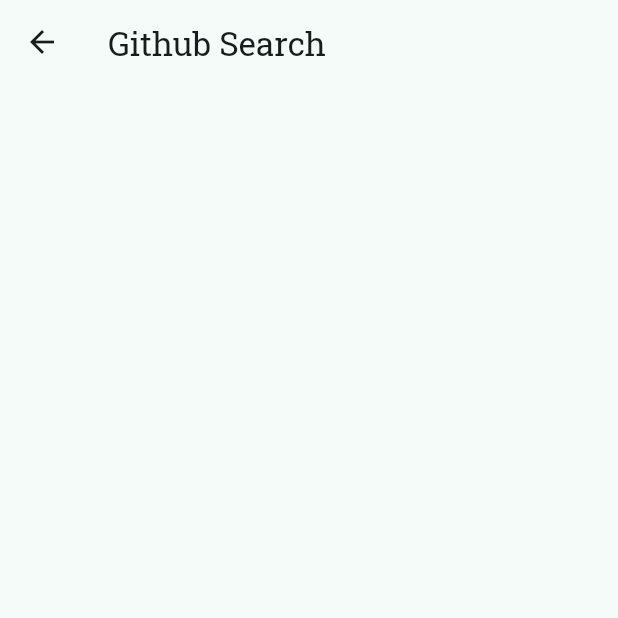
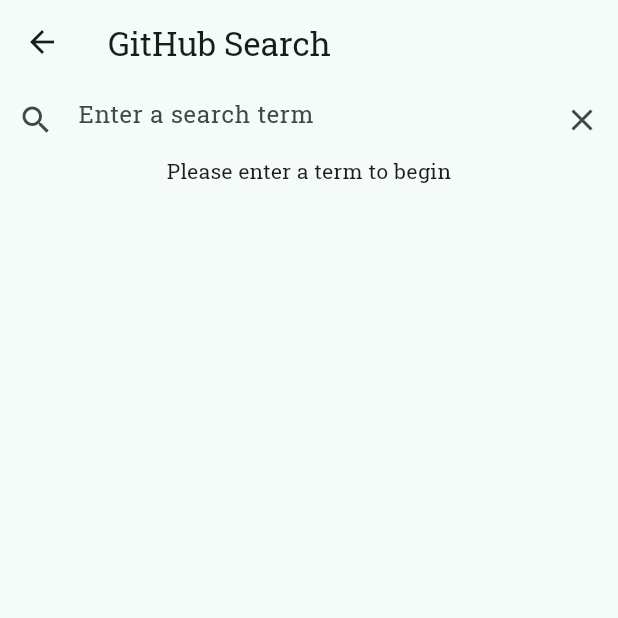
Before and after one commit to MagentaII/Flutter_Magenta, a Flutter app: the GithubSearchView screen opened directly, on a phone screen of 412 x 824 dp, the top half of it. Run offline on Flutter 3.47's test engine with Material 3 defaults, Android fonts, the phone set to English and light mode, and no system bars; our stand-ins replace bloc, equatable, flutter_bloc, google_fonts, stream_transform.

Commit message:
Implement GithubSearchView with search functionality and results display
- Added _GithubSearchBar for handling search input
- Added _GithubSearchBody for managing search state and displaying results
- Implemented _SearchResults and _SearchResultItem for rendering search results
- Integrated Bloc for managing search state

```diff
--- a/lib/screens/github_search/blocs/github_search_bloc.dart
+++ b/lib/screens/github_search/blocs/github_search_bloc.dart
@@ -1,16 +1,21 @@
 import 'package:bloc/bloc.dart';
 import 'package:equatable/equatable.dart';
 import 'package:github_repository/github_repository.dart';
+import 'package:stream_transform/stream_transform.dart';
+part 'github_search_event.dart';
+part 'github_search_state.dart';
 
-part 'github_search_event.dart';
+const _duration = Duration(milliseconds: 300);
 
-part 'github_search_state.dart';
+EventTransformer<Event> debounce<Event>(Duration duration) {
+  return (events, mapper) => events.debounce(duration).switchMap(mapper);
+}
 
 class GithubSearchBloc extends Bloc<GithubSearchEvent, GithubSearchState> {
   final GithubRepository repository;
 
   GithubSearchBloc({required this.repository}) : super(SearchStateEmpty()) {
-    on<TextChanged>(_onTextChanged);
+    on<TextChanged>(_onTextChanged, transformer: debounce(_duration));
   }
 
   Future<void> _onTextChanged(
--- a/lib/screens/github_search/views/github_search_view.dart
+++ b/lib/screens/github_search/views/github_search_view.dart
@@ -1,19 +1,88 @@
 import 'package:flutter/material.dart';
+import 'package:flutter_bloc/flutter_bloc.dart';
+import '../blocs/github_search_bloc.dart';
+import '../widgets/search_results.dart';
 
-class GithubSearchView extends StatefulWidget {
+class GithubSearchView extends StatelessWidget {
   const GithubSearchView({super.key});
 
   @override
-  State<GithubSearchView> createState() => _GithubSearchViewState();
-}
-
-class _GithubSearchViewState extends State<GithubSearchView> {
-  @override
   Widget build(BuildContext context) {
     return Scaffold(
-      appBar: AppBar(
-        title: const Text('Github Search'),
+      appBar: AppBar(title: const Text('GitHub Search')),
+      body: Column(
+        children: <Widget>[
+          _GithubSearchBar(),
+          _GithubSearchBody(),
+        ],
       ),
     );
   }
 }
+
+class _GithubSearchBar extends StatefulWidget {
+  @override
+  State<_GithubSearchBar> createState() => _SearchBarState();
+}
+
+class _SearchBarState extends State<_GithubSearchBar> {
+  final _textController = TextEditingController();
+  late GithubSearchBloc _githubSearchBloc;
+
+  @override
+  void initState() {
+    super.initState();
+    _githubSearchBloc = context.read<GithubSearchBloc>();
+  }
+
+  @override
+  void dispose() {
+    _textController.dispose();
+    super.dispose();
+  }
+
+  @override
+  Widget build(BuildContext context) {
+    return TextField(
+      controller: _textController,
+      autocorrect: false,
+      onChanged: (text) {
+        _githubSearchBloc.add(
+          TextChanged(text: text),
+        );
+      },
+      decoration: InputDecoration(
+        prefixIcon: const Icon(Icons.search),
+        suffixIcon: GestureDetector(
+          onTap: _onClearTapped,
+          child: const Icon(Icons.clear),
+        ),
+        border: InputBorder.none,
+        hintText: 'Enter a search term',
+      ),
+    );
+  }
+
+  void _onClearTapped() {
+    _textController.text = '';
+    _githubSearchBloc.add(const TextChanged(text: ''));
+  }
+}
+
+class _GithubSearchBody extends StatelessWidget {
+  @override
+  Widget build(BuildContext context) {
+    return BlocBuilder<GithubSearchBloc, GithubSearchState>(
+      builder: (context, state) {
+        return switch (state) {
+          SearchStateEmpty() => const Text('Please enter a term to begin'),
+          SearchStateLoading() => const CircularProgressIndicator.adaptive(),
+          SearchStateError() => Text(state.error),
+          SearchStateSuccess() => state.items.isEmpty
+              ? const Text('No Results')
+              : Expanded(child: SearchResults(items: state.items)),
+        };
+      },
+    );
+  }
+}
```
Also changed, not shown: lib/screens/github_search/widgets/search_result_item.dart (added, +20 -0 lines), lib/screens/github_search/widgets/search_results.dart (added, +19 -0 lines).
